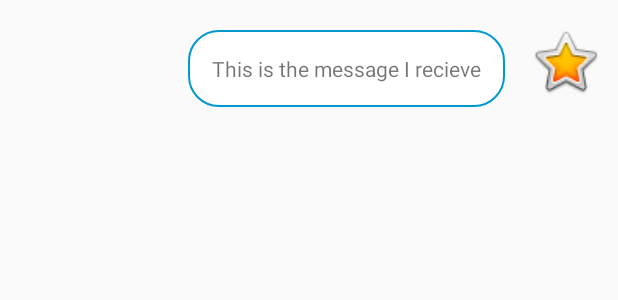
After one commit to zakariamosa/NeighboursChat, an Android app: the layout chat_row_to.xml on its own in the app's theme, with its tools: preview values and no code run, on a phone screen of 412 x 824 dp. The commit adds this screen. Shown: the top 300 px of the screen. Run offline under Robolectric (Android 15) with nearby library versions, the phone set to English and light mode, and no system bars.

Commit message:
Added xml-files for sending and recieving messages. Added those to the chat-recyclerview

```diff
--- a/app/src/main/res/layout/activity_chat_log.xml
+++ b/app/src/main/res/layout/activity_chat_log.xml
@@ -39,8 +39,9 @@
         android:id="@+id/recycler_view_chat_log"
         android:layout_width="0dp"
         android:layout_height="0dp"
+        android:layout_marginBottom="16dp"
         android:background="#B4E6F5"
-        android:layout_marginBottom="16dp"
+        app:layoutManager="androidx.recyclerview.widget.LinearLayoutManager"
         app:layout_constraintBottom_toTopOf="@+id/et_chat_log"
         app:layout_constraintEnd_toEndOf="parent"
         app:layout_constraintStart_toStartOf="parent"
--- /dev/null
+++ b/app/src/main/res/layout/chat_row_to.xml
@@ -0,0 +1,32 @@
+<?xml version="1.0" encoding="utf-8"?>
+<androidx.constraintlayout.widget.ConstraintLayout xmlns:android="http://schemas.android.com/apk/res/android"
+    xmlns:app="http://schemas.android.com/apk/res-auto"
+    xmlns:tools="http://schemas.android.com/tools"
+    android:layout_width="match_parent"
+    android:layout_height="wrap_content"
+    android:layout_marginBottom="8dp">
+
+    <TextView
+        android:id="@+id/textView3"
+        android:layout_width="wrap_content"
+        android:layout_height="wrap_content"
+        android:layout_marginTop="20dp"
+        android:layout_marginEnd="15dp"
+        android:background="@drawable/rounded_edittext_register_login"
+        android:maxWidth="240dp"
+        android:padding="16dp"
+        android:text="This is the message I recieve"
+        app:layout_constraintEnd_toStartOf="@+id/imageView"
+        app:layout_constraintTop_toTopOf="parent" />
+
+    <ImageView
+        android:id="@+id/imageView"
+        android:layout_width="50dp"
+        android:layout_height="50dp"
+        android:layout_marginTop="10dp"
+        android:layout_marginEnd="10dp"
+        app:layout_constraintBottom_toBottomOf="parent"
+        app:layout_constraintEnd_toEndOf="parent"
+        app:layout_constraintTop_toTopOf="parent"
+        app:srcCompat="@android:drawable/btn_star_big_on" />
+</androidx.constraintlayout.widget.ConstraintLayout>
```
Also changed, not shown: app/src/main/java/com/example/neighbourschatapp/ChatItemFrom.kt (added, +14 -0 lines), app/src/main/java/com/example/neighbourschatapp/ChatItemTo.kt (added, +14 -0 lines), app/src/main/java/com/example/neighbourschatapp/ChatLogActivity.kt (+14 -0 lines), app/src/main/res/layout/chat_row_from.xml (added, +32 -0 lines).
